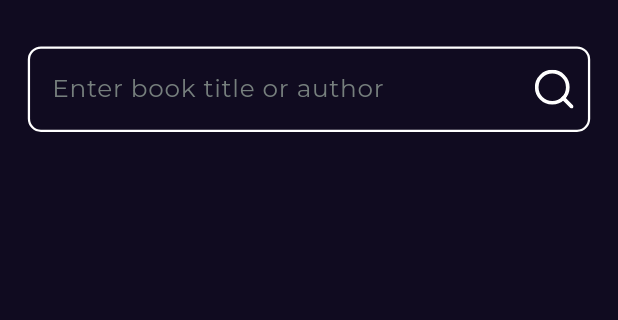
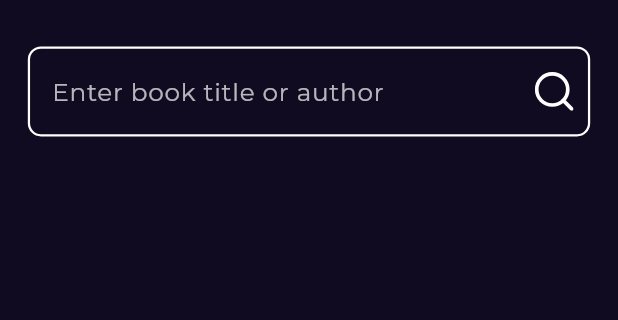
Before and after one commit to Ma7moud-Yasser/clean_arch_bookly_app, a Flutter app: the SearchView screen opened directly, on a phone screen of 412 x 824 dp, the part 89-409 px from its top. Run offline on Flutter 3.47's test engine with Material 3 defaults, Android fonts, the phone set to English and light mode, and no system bars; our stand-ins replace audioplayers, carousel_slider, flutter_svg, google_fonts.

Commit message:
Refactor CustomSearchField and SearchViewBody for improved layout and styling

```diff
--- a/lib/features/search/presentaion/views/widgets/custom_search_field.dart
+++ b/lib/features/search/presentaion/views/widgets/custom_search_field.dart
@@ -13,13 +13,23 @@ class CustomSearchField extends StatelessWidget {
 
   @override
   Widget build(BuildContext context) {
-    return TextField(
+    return Padding(
+      padding: PaddingManager.symmetric(
+        context: context,
+        horizontal: 0,
+        vertical: 40,
+      ),
+      child: TextField(
+        style: StyleManager.textStyle18(
+          context,
+          fontFamily: AppFontFamily.montserrat,
+        ).copyWith(color: AppColor.white),
         decoration: InputDecoration(
           hintText: AppString.searchInput,
           hintStyle: StyleManager.textStyle16(
             context,
             fontFamily: AppFontFamily.montserrat,
-        ).copyWith(color: AppColor.gray),
+          ).copyWith(color: AppColor.white.withOpacity(0.7)),
           enabledBorder: OutlineInputBorder(
             borderRadius: BorderRadiusManager.small(context),
             borderSide: BorderSide(color: AppColor.white, width: 1.5),
@@ -34,6 +44,7 @@ class CustomSearchField extends StatelessWidget {
             child: SvgPicture.asset(SvgAssets.search),
           ),
         ),
+      ),
     );
   }
 }
--- a/lib/features/search/presentaion/views/widgets/search_view_body.dart
+++ b/lib/features/search/presentaion/views/widgets/search_view_body.dart
@@ -1,5 +1,4 @@
 import 'package:clean_arch_bookly_app/core/styles/padding_manager.dart';
-import 'package:clean_arch_bookly_app/core/styles/sized_box_manager.dart';
 import 'package:clean_arch_bookly_app/features/search/presentaion/views/widgets/custom_search_books.dart';
 import 'package:clean_arch_bookly_app/features/search/presentaion/views/widgets/custom_search_field.dart';
 import 'package:flutter/material.dart';
@@ -14,11 +13,7 @@ class SearchViewBody extends StatelessWidget {
         padding: PaddingManager.symmetric(context: context),
         child: Column(
           crossAxisAlignment: CrossAxisAlignment.start,
-          children: [
-            CustomSearchBooks(),
-            SizedBoxManager.height(context, 40),
-            CustomSearchField(),
-          ],
+          children: [CustomSearchBooks(), CustomSearchField()],
         ),
       ),
     );
```
Lines whose indentation alone changed are shown as unchanged.
